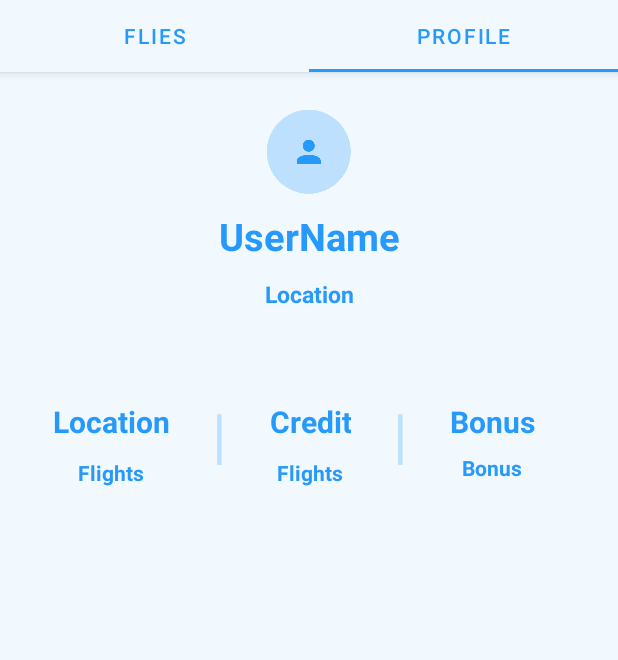
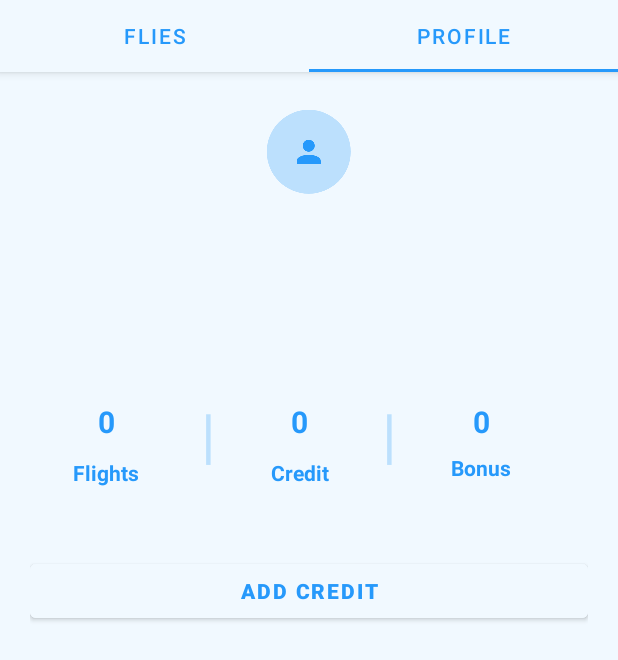
Before and after one commit to utkusaglm/PlaneTicketSystem, an Android app: the screen it shows after launch once a user with an empty profile is signed in (NewMainActivity), tab 2 chosen, on a phone screen of 412 x 824 dp. Shown: the top 660 px of the screen. Run offline under Robolectric (Android 15) with nearby library versions, the phone set to English and light mode, and no system bars; our stand-ins replace Firebase (no records; nobody signed in at launch, a user with empty details on screens opened directly), Picasso; pictures from the network do not load; 12 statements that could not run were skipped.

Commit message:
added profile

```diff
--- a/app/src/main/java/com/example/vehicletickets/LoginActivity.kt
+++ b/app/src/main/java/com/example/vehicletickets/LoginActivity.kt
@@ -31,7 +31,7 @@ class LoginActivity : AppCompatActivity() {
 
 
         ///if user already login
-        if(auth.currentUser!=null){
+        if (auth.currentUser != null) {
             val user = auth.currentUser
             val intent = Intent(this, NewMainActivity::class.java).apply {
 
@@ -128,12 +128,13 @@ class LoginActivity : AppCompatActivity() {
             val numberOfFlies: Long? = null,
             val bonus: Long? = null,
             val flights: List<String>? = null,
-            val creditCardInfo: CreditCard? = null
+            val creditCardInfo: CreditCard? = null,
+            val wallet: Long? = null
         )
 
         val listOfFlies: List<String> = listOf("Antalya", "Corum", "Zurih")
 
-        val users = Users(firstname, lastname, email, "Turkey", 3, 20, listOfFlies, null)
+        val users = Users(firstname, lastname, email, "Turkey", 3, 20, listOfFlies, null,140)
         db.collection("users").document(email).set(users).addOnSuccessListener {
             Toast.makeText(this@LoginActivity, "record added successfully ", Toast.LENGTH_SHORT)
                 .show()
--- a/app/src/main/java/com/example/vehicletickets/ui/main/FragmentFlies.java
+++ b/app/src/main/java/com/example/vehicletickets/ui/main/FragmentFlies.java
@@ -2,17 +2,56 @@ package com.example.vehicletickets.ui.main;
 
 import android.os.Bundle;
 
+import androidx.annotation.NonNull;
+import androidx.annotation.Nullable;
 import androidx.fragment.app.Fragment;
+import androidx.lifecycle.ViewModelProvider;
+import androidx.recyclerview.widget.LinearLayoutManager;
+import androidx.recyclerview.widget.RecyclerView;
 
 import android.view.LayoutInflater;
 import android.view.View;
 import android.view.ViewGroup;
+import android.widget.Button;
+import android.widget.TextView;
+import android.widget.Toast;
 
 import com.example.vehicletickets.R;
+import com.example.vehicletickets.models.Users;
 import com.example.vehicletickets.profileRecyclerAdapter;
+import com.google.android.gms.tasks.OnFailureListener;
+import com.google.android.gms.tasks.OnSuccessListener;
+import com.google.android.gms.tasks.Task;
+import com.google.firebase.auth.FirebaseAuth;
+import com.google.firebase.firestore.DocumentReference;
+import com.google.firebase.firestore.DocumentSnapshot;
+import com.google.firebase.firestore.FirebaseFirestore;
+
+import java.util.ArrayList;
 
 public class FragmentFlies extends Fragment {
+    PageViewModel pageViewModel;
 
+    FirebaseFirestore db = FirebaseFirestore.getInstance();
+    DocumentReference documentReference;
+    FirebaseAuth firebaseAuth = FirebaseAuth.getInstance();
+
+    int bonus=0;
+    String country="";
+    String email="";
+    ArrayList<String> flights=new ArrayList<>();
+    String name="";
+    int numberOfFlies;
+    String surname="";
+    int wallet=0;
+
+
+    TextView nameTextView;
+    TextView locationTextView;
+    TextView flightNTextView;
+    TextView creditTextView;
+    TextView bonusTextView;
+    Button button;
 
 
     public static FragmentFlies newInstance() {
@@ -21,10 +60,37 @@ public class FragmentFlies extends Fragment {
     }
 
 
-
     @Override
     public void onCreate(Bundle savedInstanceState) {
         super.onCreate(savedInstanceState);
+//        documentReference=db.collection("users").document(firebaseAuth.getCurrentUser().getEmail());
+//        documentReference.get().addOnSuccessListener(new OnSuccessListener<DocumentSnapshot>() {
+//            @Override
+//            public void onSuccess(DocumentSnapshot documentSnapshot) {
+//                Users users = documentSnapshot.toObject(Users.class);
+//                bonus=users.getBonus();
+//                country=users.getCountry();
+//                email=users.getEmail();
+//                flights=users.getFlights();
+//                name=users.getName();
+//                numberOfFlies=users.getNumberOfFlies();
+//                surname=users.getSurname();
+//                wallet=users.getWallet();
+//                System.out.println(bonus+"aaa");
+//            }
+//        }).addOnFailureListener(new OnFailureListener() {
+//            @Override
+//            public void onFailure(@NonNull Exception e) {
+//                Toast.makeText(getContext(),e.getLocalizedMessage(),Toast.LENGTH_SHORT).show();
+//            }
+//        });
+//        pageViewModel= new ViewModelProvider(requireActivity()).get(PageViewModel.class);
+
+    }
+
+    @Override
+    public void onViewCreated(@NonNull View view, @Nullable Bundle savedInstanceState) {
+        super.onViewCreated(view, savedInstanceState);
 
     }
 
@@ -32,9 +98,64 @@ public class FragmentFlies extends Fragment {
     public View onCreateView(LayoutInflater inflater, ViewGroup container,
                              Bundle savedInstanceState) {
         // Inflate the layout for this fragment
-       return inflater.inflate(R.layout.profile_informations, container, false);
-       /* LayoutInflater layoutInflater=LayoutInflater.from(getContext());
-        View view=layoutInflater.inflate(R.layout.profilelayoutrow,parent,false);
-        return new profileRecyclerAdapter.PostHolder(view);*/
+//        return inflater.inflate(R.layout.profile_informations, container, false);
+        View view= inflater.inflate(R.layout.profile_informations, container, false);
+        nameTextView=view.findViewById(R.id.UserName);
+        locationTextView=view.findViewById(R.id.location);
+        flightNTextView=view.findViewById(R.id.flight_numbers);
+        creditTextView=view.findViewById(R.id.credit);
+        bonusTextView=view.findViewById(R.id.bonus_numbers);
+        button=view.findViewById(R.id.add_credit);
+
+
+        documentReference=db.collection("users").document(firebaseAuth.getCurrentUser().getEmail());
+        documentReference.get().addOnSuccessListener(new OnSuccessListener<DocumentSnapshot>() {
+            @Override
+            public void onSuccess(DocumentSnapshot documentSnapshot) {
+                Users users = documentSnapshot.toObject(Users.class);
+                bonus=users.getBonus();
+                country=users.getCountry();
+                email=users.getEmail();
+                flights=users.getFlights();
+                name=users.getName();
+                numberOfFlies=users.getNumberOfFlies();
+                surname=users.getSurname();
+                wallet=users.getWallet();
+                System.out.println(bonus+"aaa");
+                System.out.println(name+"aaa");
+                System.out.println(country);
+                System.out.println(numberOfFlies);
+                System.out.println(wallet);
+                nameTextView.setText(name+" "+surname);
+                locationTextView.setText(country);
+                flightNTextView.setText(String.valueOf(numberOfFlies));
+                creditTextView.setText(String.valueOf(wallet));
+                bonusTextView.setText(String.valueOf(bonus));
+            }
+        }).addOnFailureListener(new OnFailureListener() {
+            @Override
+            public void onFailure(@NonNull Exception e) {
+                Toast.makeText(getContext(),e.getLocalizedMessage(),Toast.LENGTH_SHORT).show();
+            }
+        });
+        pageViewModel= new ViewModelProvider(requireActivity()).get(PageViewModel.class);
+
+
+
+        button.setOnClickListener(new View.OnClickListener() {
+            @Override
+            public void onClick(View v) {
+                Toast.makeText(getContext(),"payment",Toast.LENGTH_SHORT).show();
+            }
+        });
+
+
+
+        return view;
+
+
+//        LayoutInflater layoutInflater=LayoutInflater.from(getContext());
+//        View view=layoutInflater.inflate(R.layout.profilelayoutrow,parent,false);
+//        return new profileRecyclerAdapter.PostHolder(view);
     }
 }
--- a/app/src/main/res/layout/profile_informations.xml
+++ b/app/src/main/res/layout/profile_informations.xml
@@ -59,7 +59,7 @@
                 android:layout_width="match_parent"
                 android:layout_height="wrap_content"
                 android:drawablePadding="2dp"
-                android:text="Location"
+                android:text="Flight_n"
                 android:textColor="#2699FB"
                 android:textStyle="bold"
                 android:textSize="20dp"
@@ -112,7 +112,7 @@
                 android:layout_width="match_parent"
                 android:layout_height="wrap_content"
                 android:drawablePadding="2dp"
-                android:text="Flights"
+                android:text="Credit"
                 android:textColor="#2699FB"
                 android:textStyle="bold"
                 android:padding="5dp"
@@ -160,9 +160,24 @@
                 />
 
 
+
         </LinearLayout>
 
 
     </LinearLayout>
+    <Button
+        android:id="@+id/add_credit"
+        android:layout_width="match_parent"
+        android:layout_height="wrap_content"
+        android:drawablePadding="2dp"
+        android:layout_marginTop="40dp"
+        android:text="@string/add_credit"
+        android:textColor="#2699FB"
+        android:backgroundTint="#F1F9FF"
+        android:textStyle="bold"
+        android:padding="2dp"
+        android:gravity="center"
+        />
+
 
 </LinearLayout>
--- a/app/src/main/res/values/strings.xml
+++ b/app/src/main/res/values/strings.xml
@@ -40,4 +40,5 @@
         O
         N
     </string>
+    <string name="add_credit">Add Credit</string>
 </resources>
```
